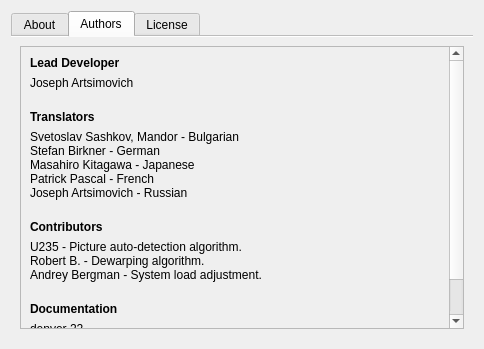
Qt form ui/AboutDialog.ui (ImageProcessing-ElectronicPublications/scantailor-deviant) before a commit.
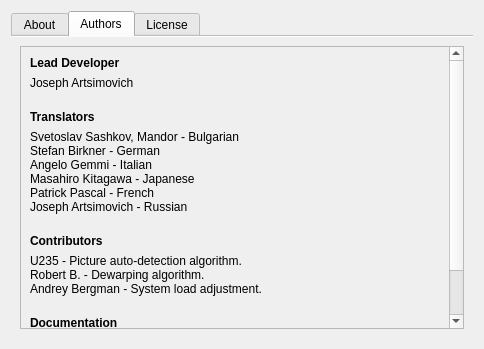
The same form after that commit. Icons and pictures are not drawn.

Commit message: Mention the Italian translator in the About dialog.

Diff of the .ui file:
```diff
--- a/ui/AboutDialog.ui
+++ b/ui/AboutDialog.ui
@@ -98,7 +98,7 @@
             <x>0</x>
             <y>0</y>
             <width>425</width>
-            <height>313</height>
+            <height>326</height>
            </rect>
           </property>
           <layout class="QVBoxLayout" name="verticalLayout_2">
@@ -135,6 +135,7 @@
              <property name="text">
               <string notr="true">Svetoslav Sashkov, Mandor - Bulgarian
 Stefan Birkner - German
+Angelo Gemmi - Italian
 Masahiro Kitagawa - Japanese
 Patrick Pascal - French
 Joseph Artsimovich - Russian
```
Left out of the diff: 1 changed line with no effect on the pictures.
